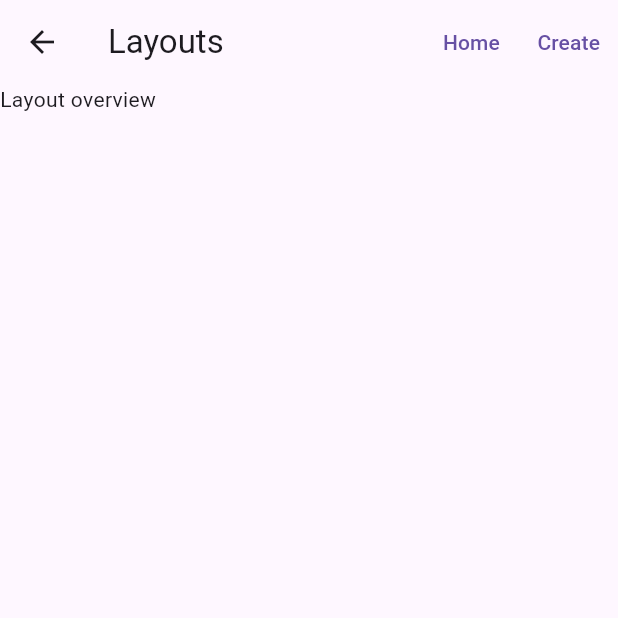
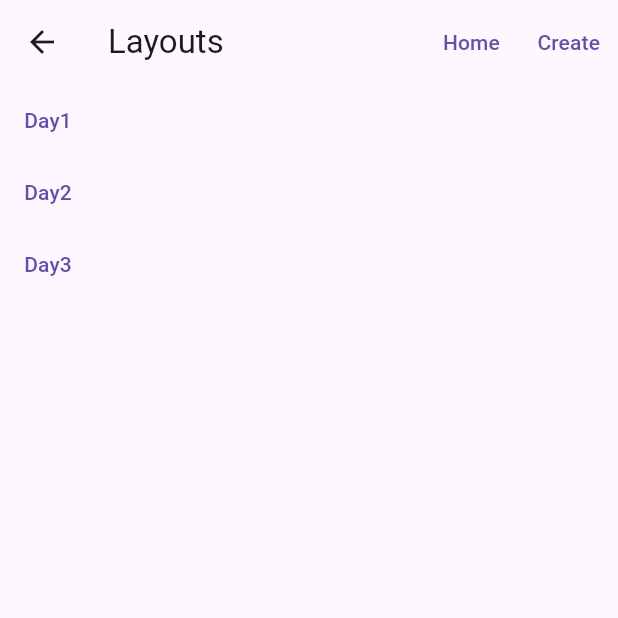
Before and after one commit to valyriouc/Cashout, a Flutter app: the screen it shows after launch, after a tap on "Layouts", on a phone screen of 412 x 824 dp, the top half of it. Run offline on Flutter 3.47's test engine with Material 3 defaults, Android fonts, the light colour scheme and no system bars.

Commit message:
Adding overview for the layouts

```diff
--- a/justapp/lib/backend/repository.dart
+++ b/justapp/lib/backend/repository.dart
@@ -5,15 +5,33 @@ class Repository {
 
   static final List<Layout> layouts = <Layout>[];
 
-  static final List<Order> orders = <Order>[];
+  static final List<Order> orders = <Order>[
 
-  static Layout? getActive() {
-    // return layouts.firstWhere((layout) => layout.isActive);
+  ];
+
+  static _buildCurrent() {
     Layout layout = Layout(id:1, name:"Day1");
     layout.items.addAll(<Item>[
       Item(id: 1, name: "Rote Wurst", category: ItemCategory.food, price: 200),
       Item(id: 2, name: "Cola", category: ItemCategory.drinkWithoutAlcohol, price: 200),
     ]);
-    return layout;
+    layout.isActive = true;
+    layouts.add(layout);
+  }
+
+  static _buildOthers() {
+    Layout layout1 = Layout(id: 2, name: "Day2");
+    Layout layout2 = Layout(id: 2, name: "Day3");
+    layouts.add(layout1);
+    layouts.add(layout2);
+  }
+
+  static init() {
+    _buildCurrent();
+    _buildOthers();
+  }
+
+  static Layout? getActive() {
+    return layouts.firstWhere((layout) => layout.isActive);
   }
 }
--- a/justapp/lib/main.dart
+++ b/justapp/lib/main.dart
@@ -1,7 +1,9 @@
 import 'package:flutter/material.dart';
+import 'package:justapp/backend/repository.dart';
 import 'package:justapp/views/mainView.dart';
 
 void main() {
+  Repository.init();
   const MainApp app = MainApp();
   runApp(app);
 }
--- a/justapp/lib/views/layoutOverview.dart
+++ b/justapp/lib/views/layoutOverview.dart
@@ -31,7 +31,17 @@ class LayoutOverview extends StatelessWidget {
             ),
           ],
         ),
-        body: const Text("Layout overview")
+        body: ListView.builder(
+          itemCount: Repository.layouts.length,
+          itemBuilder: (context, index) {
+            Row row = Row(
+              children: [
+                Column(children: [TextButton(onPressed: () => {}, child: Text(Repository.layouts[index].name))],),
+              ],
+            );
+            index += 1;
+            return row;
+          })
     );
   }
 }
```
